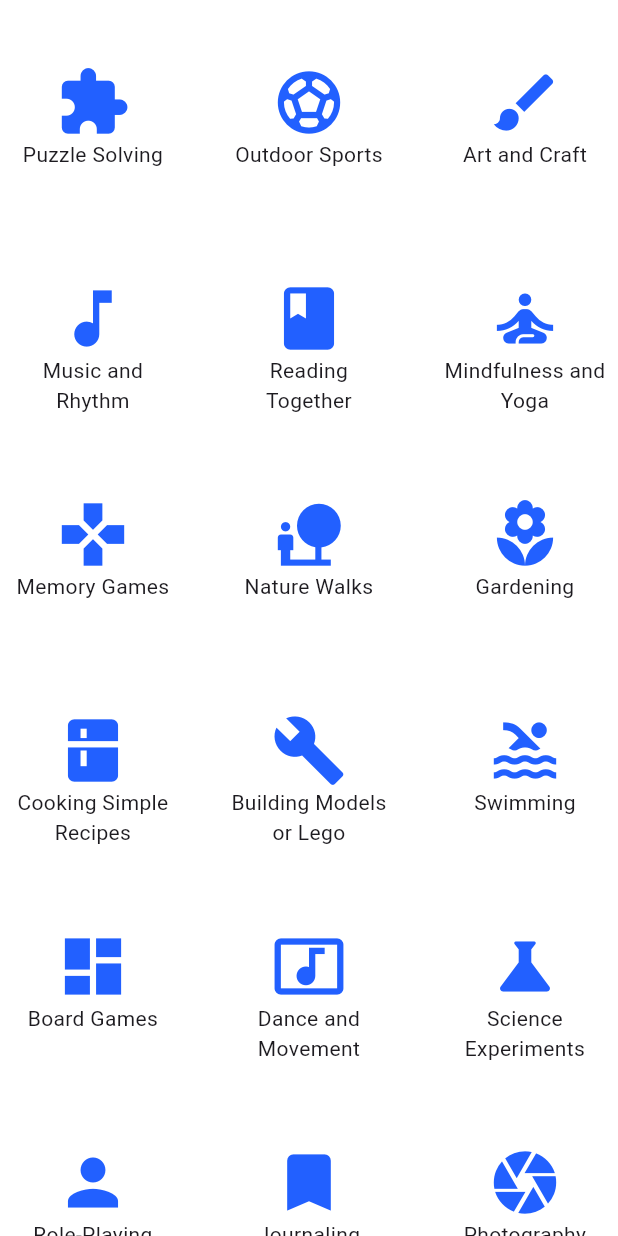
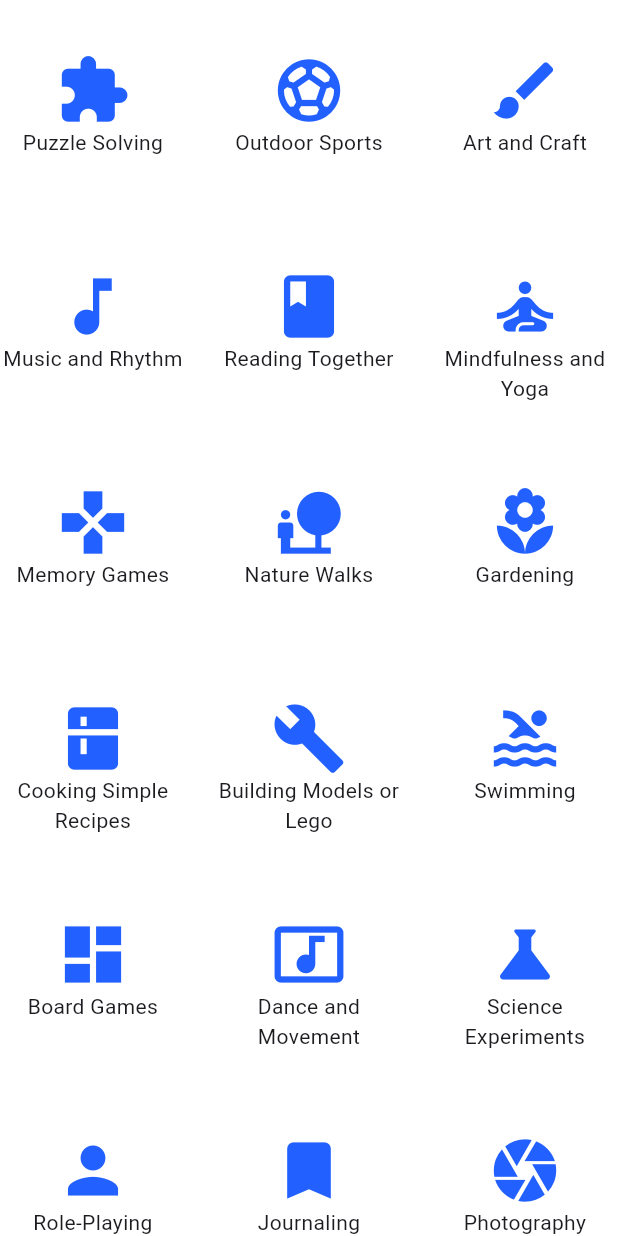
Before and after one commit to ahmed4040400/mindmates, a Flutter app: the ActivitiesPage screen opened directly, on a phone screen of 412 x 824 dp. Run offline on Flutter 3.47's test engine with Material 3 defaults, Android fonts, the phone set to English and light mode, and no system bars; our stand-ins replace accordion, awesome_dialog, chat_bubbles, cloud_firestore, firebase_auth, firebase_core and 4 more; missing offline and left inert: day_picker, flutter_webrtc, zego_uikit_prebuilt_call; accounts and stored records are empty.

```diff
--- a/lib/activites.dart
+++ b/lib/activites.dart
@@ -151,7 +151,7 @@ class ActivitiesPage extends StatelessWidget {
           children: [
             for (var i = 0; i < activitiesForADHD.length; i++)
               Padding(
-                padding: const EdgeInsets.all(8.0),
+                padding: const EdgeInsets.all(0.0),
                 child: InkWell(
                   onTap: () {
                     AwesomeDialog(
```
Also changed, not shown: lib/controllers/authController.dart (+8 -0 lines).
